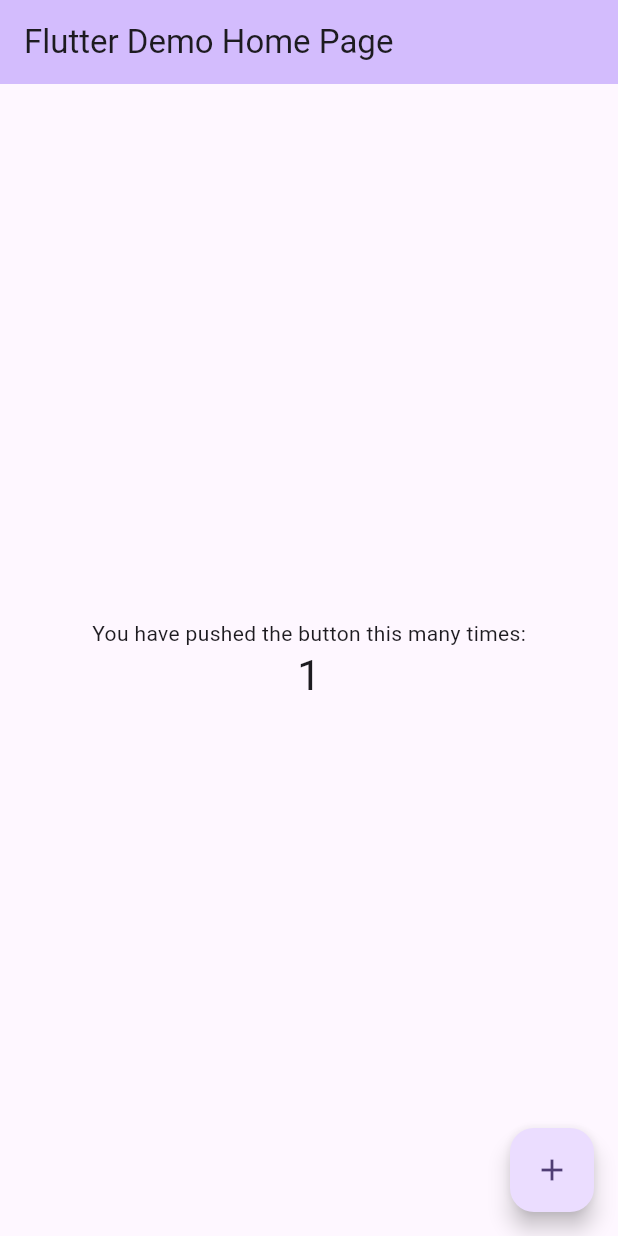
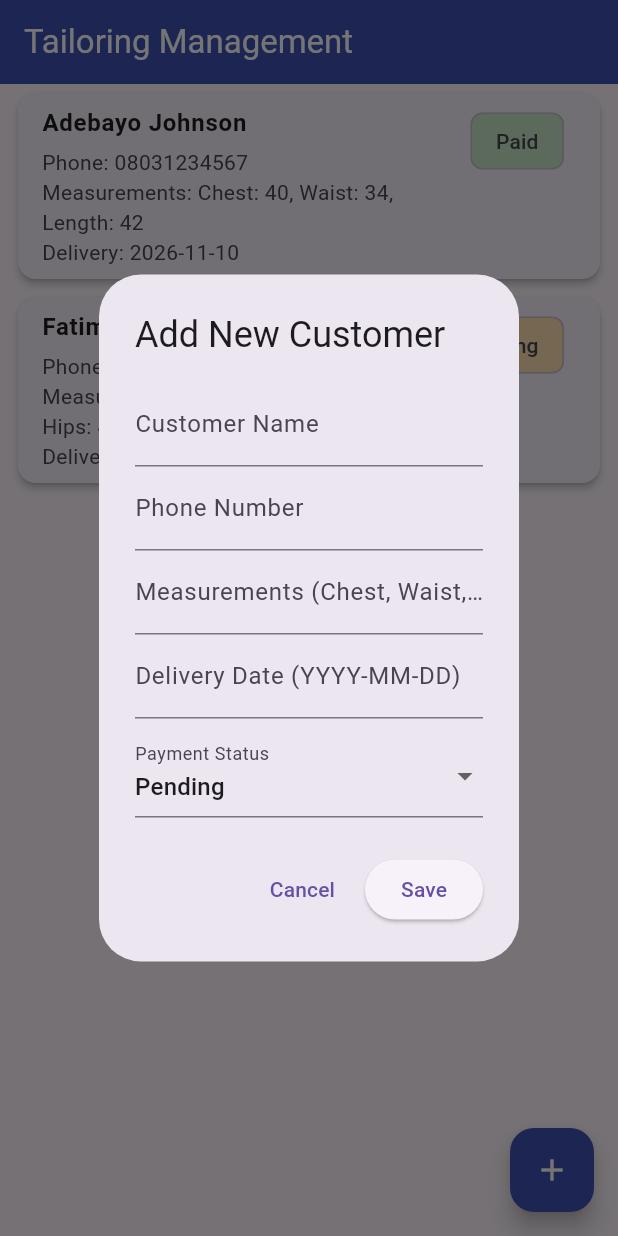
Before and after one commit to opeyemiabiodun-hub/Tailoring_app, a Flutter app: the screen it shows after launch, after a tap on the "add" icon, on a phone screen of 412 x 824 dp. Run offline on Flutter 3.47's test engine with Material 3 defaults, Android fonts, the phone set to English and light mode, and no system bars.

Commit message:
Replace with real tailoring app features

```diff
--- a/lib/main.dart
+++ b/lib/main.dart
@@ -1,121 +1,172 @@
 import 'package:flutter/material.dart';
 
 void main() {
-  runApp(const MyApp());
+  runApp(const TailoringApp());
 }
 
-class MyApp extends StatelessWidget {
-  const MyApp({super.key});
+class TailoringApp extends StatelessWidget {
+  const TailoringApp({super.key});
 
-  // This widget is the root of your application.
   @override
   Widget build(BuildContext context) {
     return MaterialApp(
-      title: 'Flutter Demo',
+      title: 'Tailoring Manager',
       theme: ThemeData(
-        // This is the theme of your application.
-        //
-        // TRY THIS: Try running your application with "flutter run". You'll see
-        // the application has a purple toolbar. Then, without quitting the app,
-        // try changing the seedColor in the colorScheme below to Colors.green
-        // and then invoke "hot reload" (save your changes or press the "hot
-        // reload" button in a Flutter-supported IDE, or press "r" if you used
-        // the command line to start the app).
-        //
-        // Notice that the counter didn't reset back to zero; the application
-        // state is not lost during the reload. To reset the state, use hot
-        // restart instead.
-        //
-        // This works for code too, not just values: Most code changes can be
-        // tested with just a hot reload.
-        colorScheme: .fromSeed(seedColor: Colors.deepPurple),
+        primarySwatch: Colors.indigo,
+        useMaterial3: true,
       ),
-      home: const MyHomePage(title: 'Flutter Demo Home Page'),
+      home: const CustomerListScreen(),
+      debugShowCheckedModeBanner: false,
     );
   }
 }
 
-class MyHomePage extends StatefulWidget {
-  const MyHomePage({super.key, required this.title});
+class CustomerRecord {
+  String name;
+  String phone;
+  String measurements;
+  String paymentStatus;
+  String deliveryDate;
 
-  // This widget is the home page of your application. It is stateful, meaning
-  // that it has a State object (defined below) that contains fields that affect
-  // how it looks.
+  CustomerRecord({
+    required this.name,
+    required this.phone,
+    required this.measurements,
+    required this.paymentStatus,
+    required this.deliveryDate,
+  });
+}
 
-  // This class is the configuration for the state. It holds the values (in this
-  // case the title) provided by the parent (in this case the App widget) and
-  // used by the build method of the State. Fields in a Widget subclass are
-  // always marked "final".
-
-  final String title;
+class CustomerListScreen extends StatefulWidget {
+  const CustomerListScreen({super.key});
 
   @override
-  State<MyHomePage> createState() => _MyHomePageState();
+  State<CustomerListScreen> createState() => _CustomerListScreenState();
 }
 
-class _MyHomePageState extends State<MyHomePage> {
-  int _counter = 0;
+class _CustomerListScreenState extends State<CustomerListScreen> {
+  final List<CustomerRecord> _customers = [
+    CustomerRecord(
+      name: 'Adebayo Johnson',
+      phone: '08031234567',
+      measurements: 'Chest: 40, Waist: 34, Length: 42',
+      paymentStatus: 'Paid',
+      deliveryDate: '2026-11-10',
+    ),
+    CustomerRecord(
+      name: 'Fatima Bello',
+      phone: '08098765432',
+      measurements: 'Bust: 36, Waist: 30, Hips: 40',
+      paymentStatus: 'Pending',
+      deliveryDate: '2026-11-15',
+    ),
+  ];
 
-  void _incrementCounter() {
+  void _addCustomer(CustomerRecord customer) {
     setState(() {
-      // This call to setState tells the Flutter framework that something has
-      // changed in this State, which causes it to rerun the build method below
-      // so that the display can reflect the updated values. If we changed
-      // _counter without calling setState(), then the build method would not be
-      // called again, and so nothing would appear to happen.
-      _counter++;
+      _customers.add(customer);
     });
+  }
+
+  void _showAddCustomerDialog() {
+    final nameController = TextEditingController();
+    final phoneController = TextEditingController();
+    final measurementsController = TextEditingController();
+    String paymentStatus = 'Pending';
+    final deliveryController = TextEditingController();
+
+    showDialog(
+      context: context,
+      builder: (context) {
+        return AlertDialog(
+          title: const Text('Add New Customer'),
+          content: SingleChildScrollView(
+            child: Column(
+              mainAxisSize: MainAxisSize.min,
+              children: [
+                TextField(controller: nameController, decoration: const InputDecoration(labelText: 'Customer Name')),
+                TextField(controller: phoneController, decoration: const InputDecoration(labelText: 'Phone Number'), keyboardType: TextInputType.phone),
+                TextField(controller: measurementsController, decoration: const InputDecoration(labelText: 'Measurements (Chest, Waist, etc.)')),
+                TextField(controller: deliveryController, decoration: const InputDecoration(labelText: 'Delivery Date (YYYY-MM-DD)')),
+                const SizedBox(height: 10),
+                DropdownButtonFormField<String>(
+                  value: paymentStatus,
+                  items: ['Pending', 'Paid', 'Deposit Made']
+                      .map((status) => DropdownMenuItem(value: status, child: Text(status)))
+                      .toList(),
+                  onChanged: (value) => paymentStatus = value!,
+                  decoration: const InputDecoration(labelText: 'Payment Status'),
+                ),
+              ],
+            ),
+          ),
+          actions: [
+            TextButton(
+              onPressed: () => Navigator.pop(context),
+              child: const Text('Cancel'),
+            ),
+            ElevatedButton(
+              onPressed: () {
+                if (nameController.text.isNotEmpty) {
+                  _addCustomer(CustomerRecord(
+                    name: nameController.text,
+                    phone: phoneController.text,
+                    measurements: measurementsController.text,
+                    paymentStatus: paymentStatus,
+                    deliveryDate: deliveryController.text,
+                  ));
+                  Navigator.pop(context);
+                }
+              },
+              child: const Text('Save'),
+            ),
+          ],
+        );
+      },
+    );
   }
 
   @override
   Widget build(BuildContext context) {
-    // This method is rerun every time setState is called, for instance as done
-    // by the _incrementCounter method above.
-    //
-    // The Flutter framework has been optimized to make rerunning build methods
-    // fast, so that you can just rebuild anything that needs updating rather
-    // than having to individually change instances of widgets.
     return Scaffold(
       appBar: AppBar(
-        // TRY THIS: Try changing the color here to a specific color (to
-        // Colors.amber, perhaps?) and trigger a hot reload to see the AppBar
-        // change color while the other colors stay the same.
-        backgroundColor: Theme.of(context).colorScheme.inversePrimary,
-        // Here we take the value from the MyHomePage object that was created by
-        // the App.build method, and use it to set our appbar title.
-        title: Text(widget.title),
+        title: const Text('Tailoring Management'),
+        backgroundColor: Colors.indigo,
+        foregroundColor: Colors.white,
       ),
-      body: Center(
-        // Center is a layout widget. It takes a single child and positions it
-        // in the middle of the parent.
-        child: Column(
-          // Column is also a layout widget. It takes a list of children and
-          // arranges them vertically. By default, it sizes itself to fit its
-          // children horizontally, and tries to be as tall as its parent.
-          //
-          // Column has various properties to control how it sizes itself and
-          // how it positions its children. Here we use mainAxisAlignment to
-          // center the children vertically; the main axis here is the vertical
-          // axis because Columns are vertical (the cross axis would be
-          // horizontal).
-          //
-          // TRY THIS: Invoke "debug painting" (choose the "Toggle Debug Paint"
-          // action in the IDE, or press "p" in the console), to see the
-          // wireframe for each widget.
-          mainAxisAlignment: .center,
-          children: [
-            const Text('You have pushed the button this many times:'),
-            Text(
-              '$_counter',
-              style: Theme.of(context).textTheme.headlineMedium,
+      body: _customers.isEmpty
+          ? const Center(child: Text('No customers added yet.'))
+          : ListView.builder(
+              itemCount: _customers.length,
+              itemBuilder: (context, index) {
+                final customer = _customers[index];
+                return Card(
+                  margin: const EdgeInsets.symmetric(horizontal: 12, vertical: 6),
+                  elevation: 2,
+                  child: ListTile(
+                    title: Text(customer.name, style: const TextStyle(fontWeight: FontWeight.bold)),
+                    subtitle: Column(
+                      crossAxisAlignment: CrossAxisAlignment.start,
+                      children: [
+                        const SizedBox(height: 4),
+                        Text('Phone: ${customer.phone}'),
+                        Text('Measurements: ${customer.measurements}'),
+                        Text('Delivery: ${customer.deliveryDate}'),
+                      ],
+                    ),
+                    trailing: Chip(
+                      label: Text(customer.paymentStatus),
+                      backgroundColor: customer.paymentStatus == 'Paid' ? Colors.green.shade100 : Colors.orange.shade100,
+                    ),
+                    isThreeLine: true,
+                  ),
+                );
+              },
             ),
-          ],
-        ),
-      ),
       floatingActionButton: FloatingActionButton(
-        onPressed: _incrementCounter,
-        tooltip: 'Increment',
-        child: const Icon(Icons.add),
+        onPressed: _showAddCustomerDialog,
+        backgroundColor: Colors.indigo,
+        child: const Icon(Icons.add, color: Colors.white),
       ),
     );
   }
```
